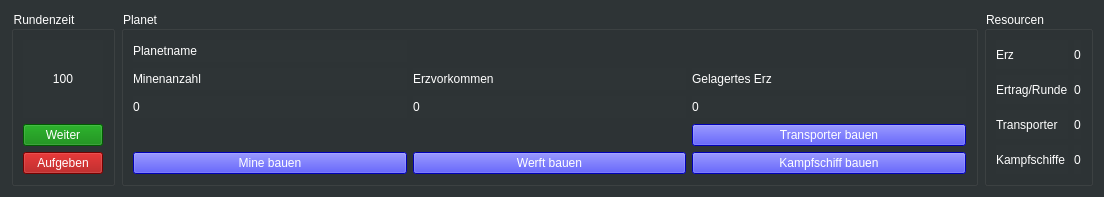
Old version of the form view/infobar.ui in the repository hegerdes/GalaxyFight.
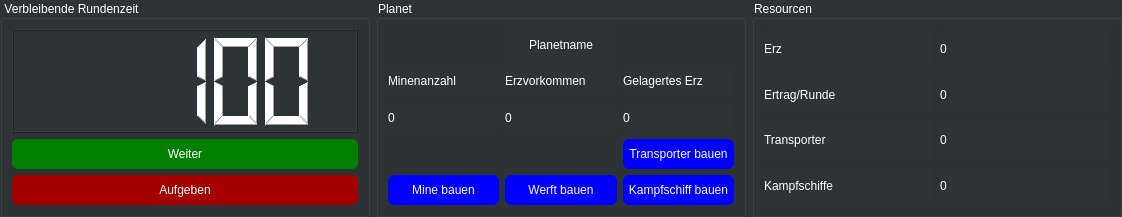
New version of the form.

Patch:
```diff
--- a/view/infobar.ui
+++ b/view/infobar.ui
@@ -6,8 +6,8 @@
    <rect>
     <x>0</x>
     <y>0</y>
-    <width>1104</width>
-    <height>197</height>
+    <width>1122</width>
+    <height>217</height>
    </rect>
   </property>
   <property name="windowTitle">
@@ -17,33 +17,62 @@
    <string notr="true">background-color: rgb(46, 52, 54);</string>
   </property>
   <layout class="QGridLayout" name="gridLayout">
+   <property name="leftMargin">
+    <number>0</number>
+   </property>
+   <property name="topMargin">
+    <number>0</number>
+   </property>
+   <property name="rightMargin">
+    <number>0</number>
+   </property>
+   <property name="bottomMargin">
+    <number>0</number>
+   </property>
    <item row="0" column="0">
     <layout class="QHBoxLayout" name="horizontalLayout">
      <item>
       <widget class="QGroupBox" name="rundenzeit">
+       <property name="sizePolicy">
+        <sizepolicy hsizetype="Preferred" vsizetype="Preferred">
+         <horstretch>0</horstretch>
+         <verstretch>0</verstretch>
+        </sizepolicy>
+       </property>
+       <property name="maximumSize">
+        <size>
+         <width>400</width>
+         <height>16777215</height>
+        </size>
+       </property>
        <property name="styleSheet">
         <string notr="true">color: rgb(255, 255, 255);</string>
        </property>
        <property name="title">
-        <string>Rundenzeit</string>
+        <string>Verbleibende Rundenzeit</string>
        </property>
        <layout class="QGridLayout" name="gridLayout_2">
         <item row="0" column="0">
          <layout class="QVBoxLayout" name="verticalLayout">
           <item>
-           <widget class="QLabel" name="timer">
-            <property name="text">
-             <string>100</string>
-            </property>
-            <property name="alignment">
-             <set>Qt::AlignCenter</set>
+           <widget class="QLCDNumber" name="timer">
+            <property name="intValue" stdset="0">
+             <number>100</number>
             </property>
            </widget>
           </item>
           <item>
            <widget class="QPushButton" name="weiter">
+            <property name="minimumSize">
+             <size>
+              <width>0</width>
+              <height>30</height>
+             </size>
+            </property>
             <property name="styleSheet">
-             <string notr="true">background-color: green;</string>
+             <string notr="true">background-color: green;
+border: none;
+border-radius: 6px;</string>
             </property>
             <property name="text">
              <string>Weiter</string>
@@ -52,8 +81,16 @@
           </item>
           <item>
            <widget class="QPushButton" name="aufgeben">
+            <property name="minimumSize">
+             <size>
+              <width>0</width>
+              <height>30</height>
+             </size>
+            </property>
             <property name="styleSheet">
-             <string notr="true">background-color: rgb(164, 0, 0);</string>
+             <string notr="true">background-color: rgb(164, 0, 0);
+border: none;
+border-radius: 6px;</string>
             </property>
             <property name="text">
              <string>Aufgeben</string>
@@ -68,11 +105,17 @@
      <item>
       <widget class="QGroupBox" name="planet">
        <property name="sizePolicy">
-        <sizepolicy hsizetype="Expanding" vsizetype="Preferred">
+        <sizepolicy hsizetype="Preferred" vsizetype="Preferred">
          <horstretch>0</horstretch>
          <verstretch>0</verstretch>
         </sizepolicy>
        </property>
+       <property name="minimumSize">
+        <size>
+         <width>0</width>
+         <height>0</height>
+        </size>
+       </property>
        <property name="baseSize">
         <size>
          <width>0</width>
@@ -88,45 +131,42 @@
        <layout class="QGridLayout" name="gridLayout_5">
         <item row="1" column="0">
          <layout class="QGridLayout" name="gridLayout_4">
-          <item row="7" column="2">
-           <widget class="QLabel" name="erzlager_value">
-            <property name="text">
-             <string>0</string>
-            </property>
-           </widget>
-          </item>
-          <item row="6" column="0">
+          <item row="7" column="0">
            <widget class="QLabel" name="minenanzahl">
             <property name="text">
              <string>Minenanzahl</string>
             </property>
            </widget>
           </item>
-          <item row="6" column="2">
-           <widget class="QLabel" name="erzlager">
-            <property name="text">
-             <string>Gelagertes Erz</string>
+          <item row="10" column="0">
+           <widget class="QPushButton" name="mine_bauen">
+            <property name="enabled">
+             <bool>true</bool>
             </property>
-           </widget>
-          </item>
-          <item row="9" column="1">
-           <widget class="QPushButton" name="werft_bauen">
+            <property name="minimumSize">
+             <size>
+              <width>0</width>
+              <height>30</height>
+             </size>
+            </property>
             <property name="styleSheet">
-             <string notr="true">background-color: blue;</string>
+             <string notr="true">background-color: blue;
+border: none;
+border-radius: 6px;</string>
             </property>
             <property name="text">
-             <string>Werft bauen</string>
+             <string>Mine bauen</string>
             </property>
            </widget>
           </item>
-          <item row="7" column="1">
+          <item row="8" column="1">
            <widget class="QLabel" name="erzvorkommen_value">
             <property name="text">
              <string>0</string>
             </property>
            </widget>
           </item>
-          <item row="7" column="0">
+          <item row="8" column="0">
            <widget class="QLabel" name="minenanzahl_value">
             <property name="text">
              <string>0</string>
@@ -134,50 +174,88 @@
            </widget>
           </item>
           <item row="9" column="2">
-           <widget class="QPushButton" name="kampfschiff_bauen">
-            <property name="styleSheet">
-             <string notr="true">background-color: blue;</string>
-            </property>
-            <property name="text">
-             <string>Kampfschiff bauen</string>
-            </property>
-           </widget>
-          </item>
-          <item row="8" column="2">
            <widget class="QPushButton" name="transporter_bauen">
+            <property name="minimumSize">
+             <size>
+              <width>0</width>
+              <height>30</height>
+             </size>
+            </property>
             <property name="styleSheet">
-             <string notr="true">background-color: blue;</string>
+             <string notr="true">background-color: blue;
+border: none;
+border-radius: 6px;</string>
             </property>
             <property name="text">
              <string>Transporter bauen</string>
             </property>
            </widget>
           </item>
-          <item row="9" column="0">
-           <widget class="QPushButton" name="mine_bauen">
-            <property name="enabled">
-             <bool>true</bool>
+          <item row="10" column="1">
+           <widget class="QPushButton" name="werft_bauen">
+            <property name="minimumSize">
+             <size>
+              <width>0</width>
+              <height>30</height>
+             </size>
             </property>
             <property name="styleSheet">
-             <string notr="true">background-color: blue;</string>
+             <string notr="true">background-color: blue;
+border: none;
+border-radius: 6px;</string>
             </property>
             <property name="text">
-             <string>Mine bauen</string>
+             <string>Werft bauen</string>
             </property>
            </widget>
           </item>
-          <item row="6" column="1">
+          <item row="7" column="1">
            <widget class="QLabel" name="erzvorkommen">
             <property name="text">
              <string>Erzvorkommen</string>
             </property>
            </widget>
           </item>
-          <item row="5" column="0">
+          <item row="8" column="2">
+           <widget class="QLabel" name="erzlager_value">
+            <property name="text">
+             <string>0</string>
+            </property>
+           </widget>
+          </item>
+          <item row="10" column="2">
+           <widget class="QPushButton" name="kampfschiff_bauen">
+            <property name="minimumSize">
+             <size>
+              <width>0</width>
+              <height>30</height>
+             </size>
+            </property>
+            <property name="styleSheet">
+             <string notr="true">background-color: blue;
+border: none;
+border-radius: 6px;</string>
+            </property>
+            <property name="text">
+             <string>Kampfschiff bauen</string>
+            </property>
+           </widget>
+          </item>
+          <item row="7" column="2">
+           <widget class="QLabel" name="erzlager">
+            <property name="text">
+             <string>Gelagertes Erz</string>
+            </property>
+           </widget>
+          </item>
+          <item row="6" column="1">
            <widget class="QLabel" name="planetname">
             <property name="text">
              <string>Planetname</string>
             </property>
+            <property name="alignment">
+             <set>Qt::AlignCenter</set>
+            </property>
            </widget>
           </item>
          </layout>
@@ -187,6 +265,12 @@
      </item>
      <item>
       <widget class="QGroupBox" name="resourcen">
+       <property name="maximumSize">
+        <size>
+         <width>400</width>
+         <height>16777215</height>
+        </size>
+       </property>
        <property name="styleSheet">
         <string notr="true">color: rgb(255, 255, 255);</string>
        </property>
```
Left out of the diff: 1 changed line with no effect on the pictures.
